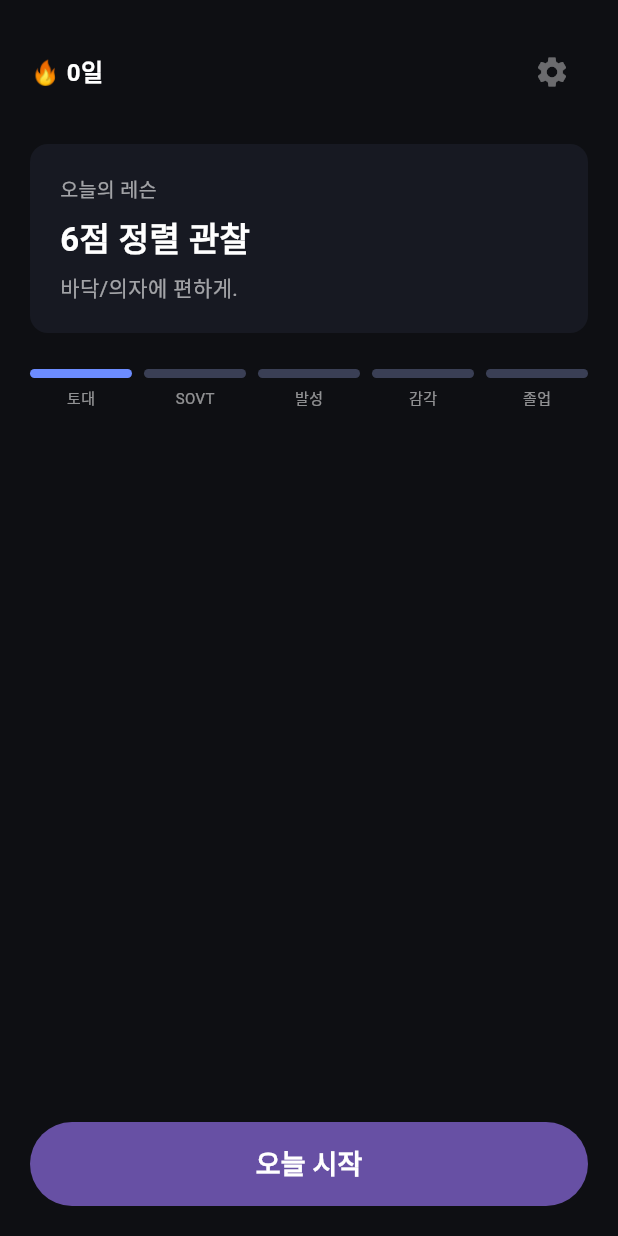
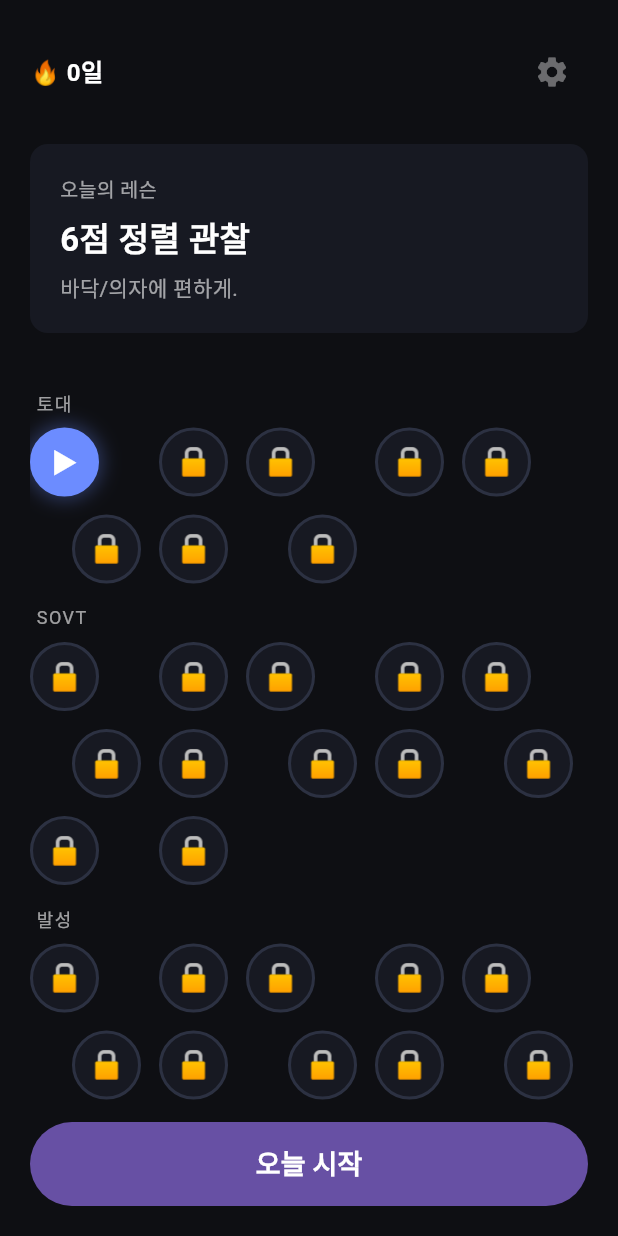
Before and after one commit to minseo2222/Vocal_Athlete, a Flutter app: the screen it shows after launch, after a tap on "확인", on a phone screen of 412 x 824 dp. Run offline on Flutter 3.47's test engine with Material 3 defaults, Android fonts, the phone set to English and light mode, and no system bars; our stand-ins replace shared_preferences; missing offline and left inert: record.

Commit message:
UI2 — 홈 5블록 바 → 여정 레슨맵(LessonMap), H3 갱신
Co-Authored-By: Claude Opus 4.8 (1M context) <noreply@anthropic.com>

```diff
--- a/app/lib/lesson/home_screen.dart
+++ b/app/lib/lesson/home_screen.dart
@@ -9,6 +9,7 @@ import 'package:flutter/material.dart';
 import '../progression/progression_state.dart';
 import '../theme/app_theme.dart';
 import 'lesson_instance.dart';
+import 'lesson_map.dart';
 
 class HomeScreen extends StatelessWidget {
   const HomeScreen({
@@ -78,9 +79,9 @@ class HomeScreen extends StatelessWidget {
                 ),
               ),
               const SizedBox(height: 24),
-              // 5블록 진행도
-              _ProgressBlocks(progression: p),
-              const Spacer(),
+              // 여정 맵
+              Expanded(child: LessonMap(progression: p)),
+              const SizedBox(height: 12),
               if (p.didToday)
                 const Padding(
                   key: Key('today-done'),
@@ -107,46 +108,3 @@ class HomeScreen extends StatelessWidget {
     );
   }
 }
-
-/// 5블록 누적 막대. 현재 블록 미만 = 완료(green), 현재 = 진행(blue),
-/// 이후 = 잠금(outline). 블록 번호는 PathSlot.block(1..5).
-class _ProgressBlocks extends StatelessWidget {
-  const _ProgressBlocks({required this.progression});
-  final Progression progression;
-
-  static const _labels = ['토대', 'SOVT', '발성', '감각', '졸업'];
-
-  @override
-  Widget build(BuildContext context) {
-    final current = progression.todaysLesson.block; // 1..5
-    return Row(
-      key: const Key('progress-blocks'),
-      children: [
-        for (var b = 1; b <= 5; b++) ...[
-          if (b > 1) const SizedBox(width: 8),
-          Expanded(
-            child: Column(
-              children: [
-                Container(
-                  height: 6,
-                  decoration: BoxDecoration(
-                    color: b < current
-                        ? AppColors.done
-                        : b == current
-                            ? AppColors.now
-                            : AppColors.locked,
-                    borderRadius: BorderRadius.circular(3),
-                  ),
-                ),
-                const SizedBox(height: 6),
-                Text(_labels[b - 1],
-                    style: const TextStyle(
-                        color: Colors.white54, fontSize: 10)),
-              ],
-            ),
-          ),
-        ],
-      ],
-    );
-  }
-}
--- /dev/null
+++ b/app/lib/lesson/lesson_map.dart
@@ -0,0 +1,115 @@
+/// 홈 여정 맵 — 슬롯을 블록 섹션으로 묶어 세로로. 탭 불가(여정 시각화).
+/// 완료=초록 ✓ / 오늘=파랑 ▶ / 미래=잠금 🔒. 상태는 currentIndex 기준.
+library;
+
+import 'package:flutter/material.dart';
+
+import '../progression/progression_state.dart';
+import '../theme/app_theme.dart';
+
+class LessonMap extends StatelessWidget {
+  const LessonMap({super.key = const Key('lesson-map'), required this.progression});
+
+  final Progression progression;
+
+  static const _blockLabels = ['토대', 'SOVT', '발성', '감각', '졸업'];
+
+  String _label(int block) =>
+      (block >= 1 && block <= _blockLabels.length) ? _blockLabels[block - 1] : '블록 $block';
+
+  @override
+  Widget build(BuildContext context) {
+    final slots = progression.slots;
+    final today = progression.currentIndex;
+    final blocks = <int, List<int>>{};
+    for (var i = 0; i < slots.length; i++) {
+      blocks.putIfAbsent(slots[i].block, () => []).add(i);
+    }
+    final orderedBlocks = blocks.keys.toList()..sort();
+    return SingleChildScrollView(
+      child: Column(
+        crossAxisAlignment: CrossAxisAlignment.start,
+        children: [
+          for (final b in orderedBlocks) ...[
+            Padding(
+              padding: const EdgeInsets.fromLTRB(4, 14, 4, 8),
+              child: Text(
+                _label(b),
+                style: const TextStyle(
+                    color: AppColors.textMid, fontSize: 12, letterSpacing: 1),
+              ),
+            ),
+            Wrap(
+              spacing: 12,
+              runSpacing: 12,
+              children: [
+                for (final i in blocks[b]!)
+                  _Node(
+                    state: i < today
+                        ? _NodeState.done
+                        : i == today
+                            ? _NodeState.today
+                            : _NodeState.future,
+                    offset: (i - blocks[b]!.first).isEven ? 0 : 28,
+                  ),
+              ],
+            ),
+          ],
+        ],
+      ),
+    );
+  }
+}
+
+enum _NodeState { done, today, future }
+
+class _Node extends StatelessWidget {
+  const _Node({required this.state, required this.offset});
+  final _NodeState state;
+  final double offset;
+
+  @override
+  Widget build(BuildContext context) {
+    final (bg, border, glyph, glyphColor, key) = switch (state) {
+      _NodeState.done => (
+          const Color(0xFF1D3A2C),
+          AppColors.done,
+          '✓',
+          AppColors.done,
+          const Key('node-done')
+        ),
+      _NodeState.today => (
+          AppColors.now,
+          AppColors.now,
+          '▶',
+          Colors.white,
+          const Key('node-today')
+        ),
+      _NodeState.future => (
+          AppColors.surface,
+          AppColors.lockedSurface,
+          '🔒',
+          AppColors.locked,
+          const Key('node-future')
+        ),
+    };
+    return Padding(
+      padding: EdgeInsets.only(left: offset),
+      child: Container(
+        key: key,
+        width: 46,
+        height: 46,
+        decoration: BoxDecoration(
+          color: bg,
+          shape: BoxShape.circle,
+          border: Border.all(color: border, width: 2),
+          boxShadow: state == _NodeState.today
+              ? [BoxShadow(color: AppColors.now.withValues(alpha: 0.35), blurRadius: 10, spreadRadius: 2)]
+              : null,
+        ),
+        alignment: Alignment.center,
+        child: Text(glyph, style: TextStyle(color: glyphColor, fontSize: 18)),
+      ),
+    );
+  }
+}
--- a/app/lib/progression/progression_state.dart
+++ b/app/lib/progression/progression_state.dart
@@ -170,6 +170,10 @@ class Progression {
 
   int get currentIndex => _currentIndex;
   int get total => _manifest.length;
+
+  /// UI — 여정 맵용 읽기 전용 슬롯 뷰(블록·인덱스 표시).
+  List<PathSlot> get slots => List.unmodifiable(_manifest);
+
   bool get atEnd => _currentIndex >= _manifest.length - 1;
 
   /// "오늘의 레슨" 셀렉터 — 현재 슬롯 반환.
--- a/app/lib/theme/app_theme.dart
+++ b/app/lib/theme/app_theme.dart
@@ -10,6 +10,7 @@ class AppColors {
   static const done = Color(0xFF39D98A);     // 완료(green)
   static const now = Color(0xFF6C8CFF);      // 현재(blue)
   static const locked = Color(0xFF3A3F55);   // 잠금/미래
+  static const lockedSurface = Color(0xFF2C3142);
   static const textHi = Colors.white;        // 강조 텍스트
   static const textMid = Colors.white60;     // 보조 텍스트
   static const textLow = Colors.white38;     // 흐림 텍스트
```
Also changed, not shown: 2 other files.
